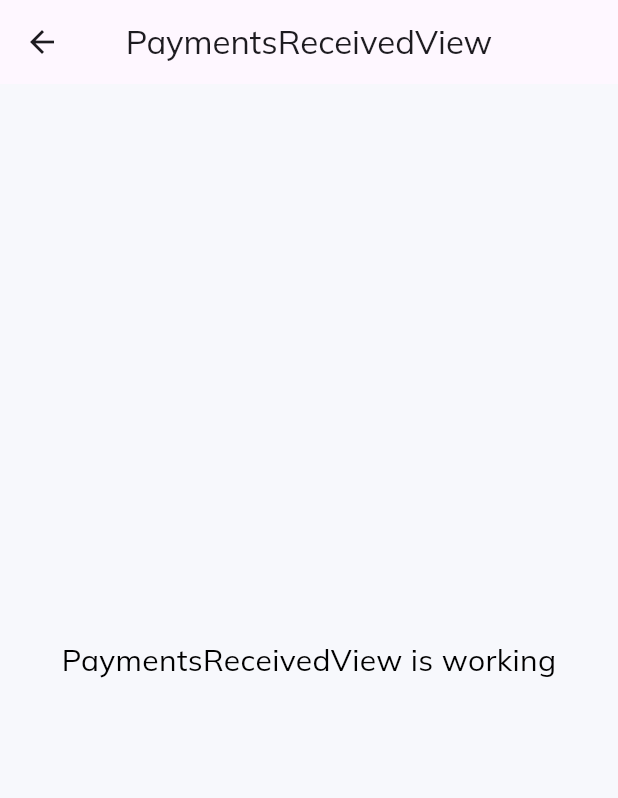
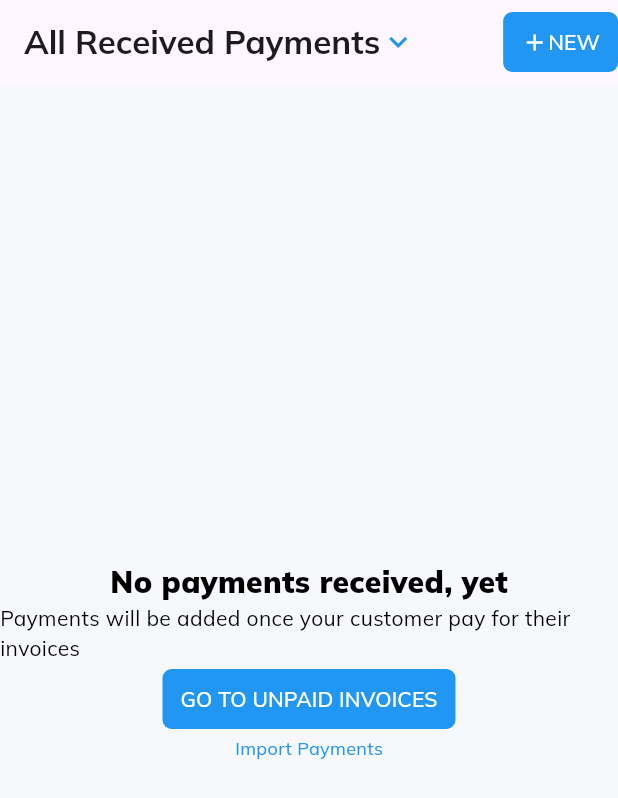
Before and after one commit to DinuchDev/vet-inventory-management, a Flutter app: the PaymentsReceivedView screen opened directly, on a phone screen of 412 x 824 dp. Shown: the top 798 px of the screen. Run offline on Flutter 3.47's test engine with Material 3 defaults, Android fonts, the phone set to English and light mode, and no system bars; our stand-ins replace charts_flutter, data_table_2, get, google_fonts.

Commit message:
feat: payments_received

```diff
--- a/lib/app/modules/sales/payments_received/views/payments_received_view.dart
+++ b/lib/app/modules/sales/payments_received/views/payments_received_view.dart
@@ -6,19 +6,79 @@ import '../controllers/payments_received_controller.dart';
 
 class PaymentsReceivedView extends GetView<PaymentsReceivedController> {
   const PaymentsReceivedView({super.key});
+
   @override
   Widget build(BuildContext context) {
     return Scaffold(
-      appBar: AppBar(
-        title: const Text('PaymentsReceivedView'),
-        centerTitle: true,
-      ),
-      body: const Center(
-        child: Text(
-          'PaymentsReceivedView is working',
-          style: TextStyle(fontSize: 20),
-        ),
-      ),
-    );
+        appBar: AppBar(
+            automaticallyImplyLeading: false,
+            title: Row(
+              children: [
+                Text(
+                  'All Received Payments',
+                  style: TextStyle(fontWeight: FontWeight.bold),
+                ),
+                Icon(
+                  Icons.keyboard_arrow_down,
+                  color: Colors.blue,
+                )
+              ],
+            ),
+            actions: [
+              Row(
+                children: [
+                  TextButton(
+                    onPressed: () {},
+                    style: TextButton.styleFrom(
+                      backgroundColor: Colors.blue,
+                      shape: RoundedRectangleBorder(
+                        borderRadius:
+                            BorderRadius.circular(6), // Adjust the radius
+                      ),
+                    ),
+                    child: Row(
+                      children: [
+                        Icon(Icons.add, color: Colors.white),
+                        const Text(
+                          'NEW',
+                          style: TextStyle(color: Colors.white),
+                        ),
+                      ],
+                    ),
+                  ),
+                ],
+              )
+            ]),
+        body: Center(
+          child: Column(
+            mainAxisAlignment: MainAxisAlignment.center,
+            children: [
+              const Text(
+                'No payments received, yet',
+                style: TextStyle(fontSize: 20, fontWeight: FontWeight.w900),
+              ),
+              const Text(
+                'Payments will be added once your customer pay for their invoices',
+              ),
+              TextButton(
+                onPressed: () {},
+                style: TextButton.styleFrom(
+                  backgroundColor: Colors.blue,
+                  shape: RoundedRectangleBorder(
+                    borderRadius: BorderRadius.circular(6), // Adjust the radius
+                  ),
+                ),
+                child: const Text(
+                  'GO TO UNPAID INVOICES',
+                  style: TextStyle(color: Colors.white),
+                ),
+              ),
+              Text(
+                'Import Payments',
+                style: TextStyle(color: Colors.blue, fontSize: 12),
+              )
+            ],
+          ),
+        ));
   }
 }
```
